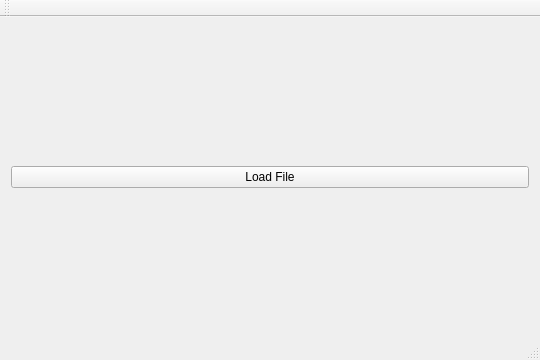
EspoTek/Biryani, file cpp-generic/demo/biryani-demo/mainwindow.ui: the form before one commit.
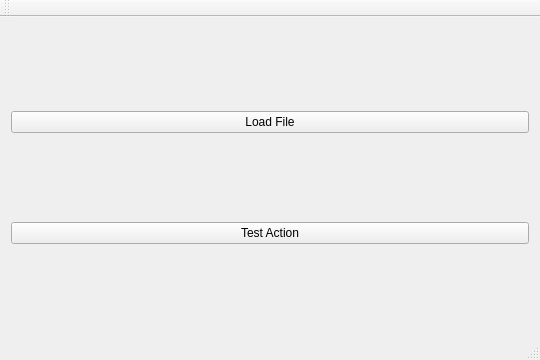
The form after the commit.

What changed in the file:
```diff
--- a/cpp-generic/demo/biryani-demo/mainwindow.ui
+++ b/cpp-generic/demo/biryani-demo/mainwindow.ui
@@ -22,6 +22,13 @@
       </property>
      </widget>
     </item>
+    <item>
+     <widget class="QPushButton" name="testActionButton">
+      <property name="text">
+       <string>Test Action</string>
+      </property>
+     </widget>
+    </item>
    </layout>
   </widget>
   <widget class="QMenuBar" name="menuBar">
```
